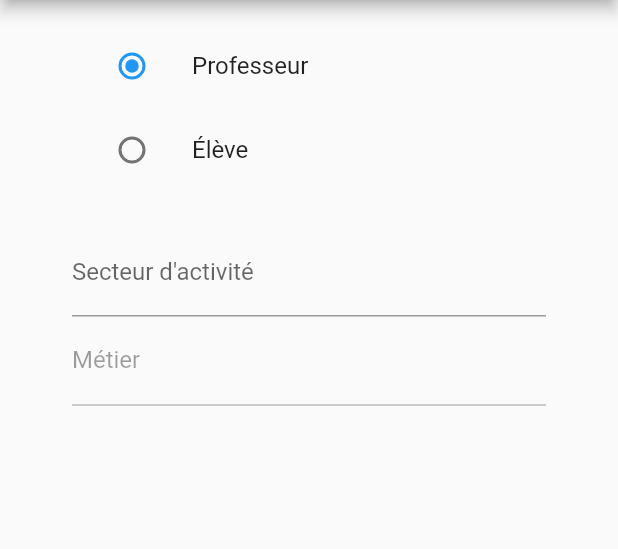
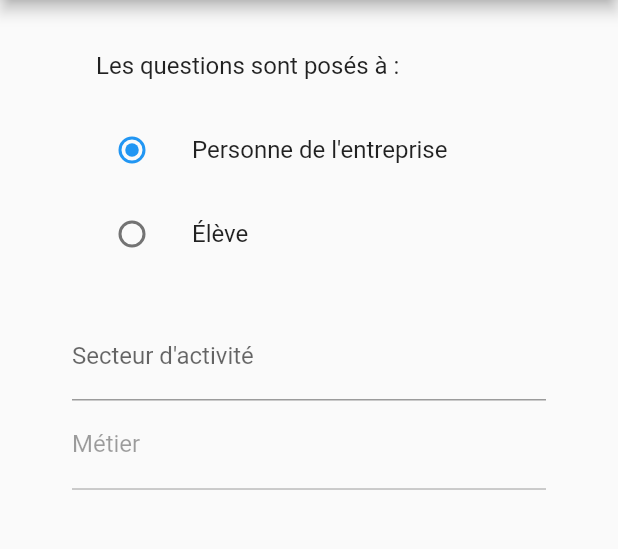
Before and after one commit to Guibi1/crcrme_stage_form_demo, a Flutter app: the screen it shows after launch, on a phone screen of 412 x 824 dp, the part 84-633 px from its top. Run offline on Flutter 3.47's test engine with Material 2 defaults, Android fonts, the phone set to English and light mode, and no system bars; statements that could not run were skipped.

Commit message:
Now using ListView.builder for the questions

```diff
--- a/lib/screens/stage_form_screen.dart
+++ b/lib/screens/stage_form_screen.dart
@@ -26,7 +26,7 @@ class _StageFormScreenState extends State<StageFormScreen> {
 
   ActivitySector? activitySector;
   Specialization? specialization;
-  List<String> questions = [];
+  Set<String> questions = {};
 
   bool isProfessor = true;
 
@@ -65,7 +65,7 @@ class _StageFormScreenState extends State<StageFormScreen> {
       specialization = null;
     }
 
-    questions = specialization?.questions.toList() ?? [];
+    questions = specialization?.questions ?? {};
     setState(() {});
   }
 
@@ -85,7 +85,7 @@ class _StageFormScreenState extends State<StageFormScreen> {
       errorSpecialization = null;
     }
 
-    questions = this.specialization?.questions.toList() ?? [];
+    questions = this.specialization?.questions ?? {};
     setState(() {});
   }
 
@@ -118,8 +118,11 @@ class _StageFormScreenState extends State<StageFormScreen> {
             padding: const EdgeInsets.symmetric(horizontal: 48, vertical: 16),
             child: Column(
               children: [
+                const ListTile(
+                  title: Text("Les questions sont posés à :"),
+                ),
                 ListTileRadio(
-                  titleLabel: "Professeur",
+                  titleLabel: "Personne de l'entreprise",
                   value: true,
                   groupValue: isProfessor,
                   onChanged: (value) => setState(() => isProfessor = value!),
@@ -204,19 +207,23 @@ class _StageFormScreenState extends State<StageFormScreen> {
                   },
                 ),
                 const SizedBox(height: 24),
-                ...questions.map((id) {
+                ListView.builder(
+                  shrinkWrap: true,
+                  itemCount: questions.length,
+                  itemBuilder: (context, index) {
+                    String id = questions.elementAt(index);
                     final question = QuestionFileService.fromId(id);
-                  final i = questions.indexOf(id) + 1;
 
                     switch (question.type) {
                       case Type.radio:
                         return QuestionWithRadioBool(
                           choiceQuestion:
-                            "$i. ${question.getQuestion(isProfessor)}",
+                              "${index + 1}. ${question.getQuestion(isProfessor)}",
                           textTrue: question.choices.firstOrNull,
                           textFalse: question.choices.lastOrNull,
                           textQuestion: question.getTextQuestion(isProfessor),
-                        onSavedChoice: (choice) => awnser[question.id] = choice,
+                          onSavedChoice: (choice) =>
+                              awnser[question.id] = choice,
                           onSavedText: (text) =>
                               awnser["${question.id}+t"] = text,
                         );
@@ -224,7 +231,7 @@ class _StageFormScreenState extends State<StageFormScreen> {
                       case Type.checkbox:
                         return QuestionWithCheckboxList(
                           choicesQuestion:
-                            "$i. ${question.getQuestion(isProfessor)}",
+                              "${index + 1}. ${question.getQuestion(isProfessor)}",
                           choices: question.choices,
                           textQuestion: question.getTextQuestion(isProfessor),
                           onSavedChoices: (choices) =>
@@ -235,11 +242,13 @@ class _StageFormScreenState extends State<StageFormScreen> {
 
                       case Type.text:
                         return QuestionWithText(
-                        question: "$i. ${question.getQuestion(isProfessor)}",
+                          question:
+                              "${index + 1}. ${question.getQuestion(isProfessor)}",
                           onSaved: (text) => awnser[question.id] = text,
                         );
                     }
-                }),
+                  },
+                ),
                 const SizedBox(height: 24),
                 Visibility(
                   visible: questions.isNotEmpty,
```
Lines whose indentation alone changed are shown as unchanged.
